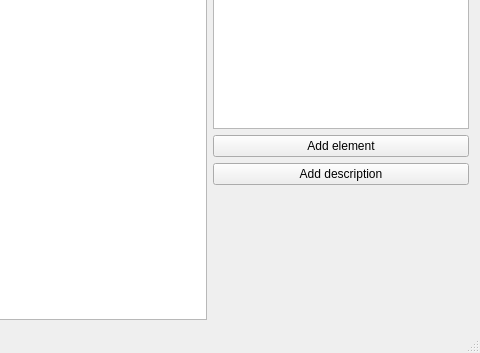
Old version of the form src/smp/smp-gui/mainwindow.ui in the repository create-misch/dtv; both pictures show x 167 to 647 and y 91 to 444 of the 647 by 444 pixel window.
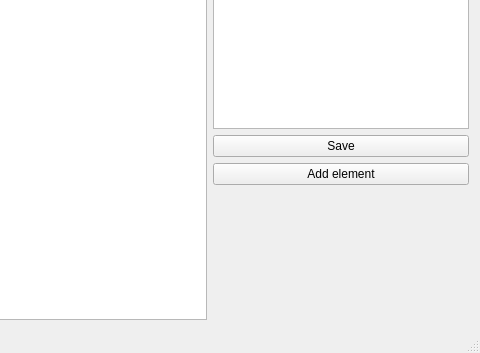
New version of the form.

The edit to the form file:
```diff
--- a/src/smp/smp-gui/mainwindow.ui
+++ b/src/smp/smp-gui/mainwindow.ui
@@ -21,7 +21,18 @@
     <item>
      <layout class="QVBoxLayout" name="verticalLayout">
       <item>
-       <widget class="QTextBrowser" name="textBrowser"/>
+       <widget class="QTextBrowser" name="textBrowser">
+        <property name="readOnly">
+         <bool>false</bool>
+        </property>
+       </widget>
+      </item>
+      <item>
+       <widget class="QPushButton" name="pushButton_SaveDescription">
+        <property name="text">
+         <string>Save</string>
+        </property>
+       </widget>
       </item>
       <item>
        <widget class="QPushButton" name="pushButton_addChildren">
@@ -30,13 +41,6 @@
         </property>
        </widget>
       </item>
-      <item>
-       <widget class="QPushButton" name="pushButton_addDescription">
-        <property name="text">
-         <string>Add description</string>
-        </property>
-       </widget>
-      </item>
       <item>
        <spacer name="verticalSpacer">
         <property name="orientation">
```
